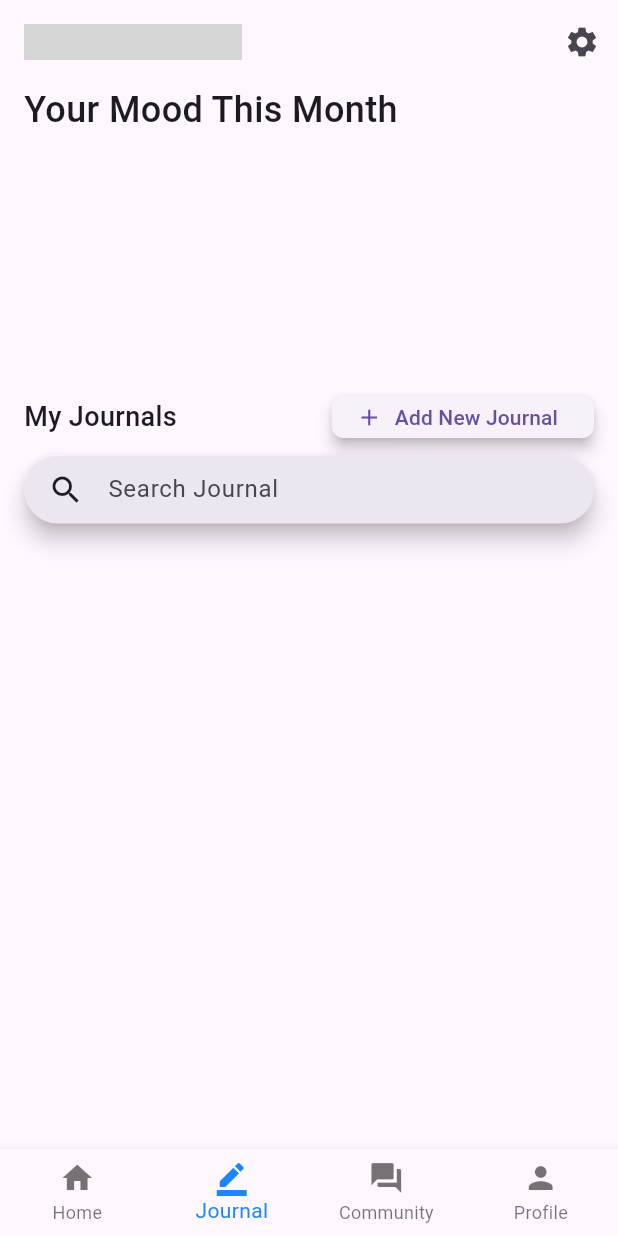
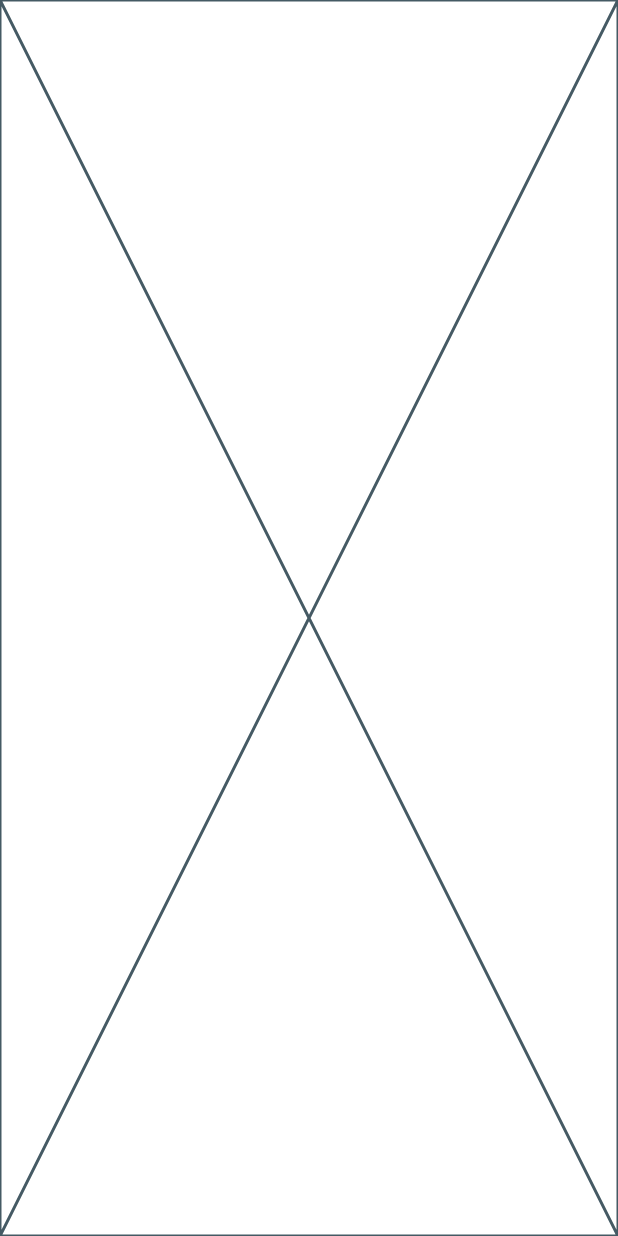
Before and after one commit to roastland/MomEase, a Flutter app: the screen it shows after launch, item 2 of the bottom bar chosen, after a tap on "Add New Journal", on a phone screen of 412 x 824 dp. Run offline on Flutter 3.47's test engine with Material 3 defaults, Android fonts, the phone set to English and light mode, and no system bars; our stand-ins replace bloc, dartz, equatable, flutter_bloc, fluttertoast, get_it and 2 more; accounts and stored records are empty; generated files the repository leaves out were written again; grey boxes are pictures that could not be loaded.

Commit message:
feat: journal page listview placeholder

```diff
--- a/momease/lib/injection_container.dart
+++ b/momease/lib/injection_container.dart
@@ -24,6 +24,11 @@ import 'package:momease/src/features/exercise/data/repositories/exercise_reposit
 import 'package:momease/src/features/exercise/domain/repositories/exercise_repository.dart';
 import 'package:momease/src/features/exercise/domain/usecases/get_exercise_list.dart';
 import 'package:momease/src/features/exercise/presentation/bloc/exercise_bloc.dart';
+import 'package:momease/src/features/journal/data/datasources/journal_local_data_source.dart';
+import 'package:momease/src/features/journal/data/repositories/journal_repository_impl.dart';
+import 'package:momease/src/features/journal/domain/repositories/journal_repository.dart';
+import 'package:momease/src/features/journal/domain/usecases/get_journal_entries.dart';
+import 'package:momease/src/features/journal/presentation/bloc/journal_bloc.dart';
 import 'package:momease/src/features/therapy/data/datasources/therapy_local_data_source.dart';
 import 'package:momease/src/features/therapy/data/repositories/therapy_repository_impl.dart';
 import 'package:momease/src/features/therapy/domain/repositories/therapy_repository.dart';
@@ -40,6 +45,7 @@ Future<void> init() async {
   sl.registerFactory(() => CommunityBloc(getCommunityList: sl()));
   sl.registerFactory(() => CommunityDetailsPostBloc(
       getCommunityPostList: sl(), createCommunityPost: sl()));
+  sl.registerFactory(() => JournalBloc(getJournalList: sl()));
 
   // Use cases
   sl.registerLazySingleton(() => GetTherapyList(sl()));
@@ -48,6 +54,7 @@ Future<void> init() async {
   sl.registerLazySingleton(() => GetCommunityList(sl()));
   sl.registerLazySingleton(() => GetCommunityPostList(sl()));
   sl.registerLazySingleton(() => CreateCommunityPost(sl()));
+  sl.registerLazySingleton(() => GetJournalEntries(sl()));
 
   // Repository
   sl.registerLazySingleton<TherapyRepository>(
@@ -60,6 +67,8 @@ Future<void> init() async {
       () => CommunityRepositoryImpl(localDataSource: sl()));
   sl.registerLazySingleton<CommunityPostRepository>(
       () => CommunityPostRepositoryImpl(localDataSource: sl()));
+  sl.registerLazySingleton<JournalRepository>(
+      () => JournalRepositoryImpl(localDataSource: sl()));
 
   // Data sources
   sl.registerLazySingleton<TherapyLocalDataSource>(
@@ -72,6 +81,8 @@ Future<void> init() async {
       () => CommunityLocalDataSourceImpl(database: sl()));
   sl.registerLazySingleton<CommunityPostLocalDataSource>(
       () => CommunityPostLocalDataSourceImpl(database: sl()));
+  sl.registerLazySingleton<JournalLocalDataSource>(
+      () => JournalLocalDataSourceImpl(database: sl()));
 
   // Core
   sl.registerFactory(() => CustomNavigationBarCubit());
--- a/momease/lib/src/features/community/presentation/widgets/popular_topics_grid_view.dart
+++ b/momease/lib/src/features/community/presentation/widgets/popular_topics_grid_view.dart
@@ -1,5 +1,6 @@
 import 'package:flutter/material.dart';
 
+import 'package:flutter_bloc/flutter_bloc.dart';
 import 'package:flutter_bloc/flutter_bloc.dart';
 import 'package:momease/src/features/community/presentation/bloc/community_bloc.dart';
 import 'package:momease/src/features/community/presentation/pages/community_detail_page.dart';
--- /dev/null
+++ b/momease/lib/src/features/journal/data/datasources/journal_local_data_source.dart
@@ -0,0 +1,27 @@
+import 'package:momease/src/core/database/database.dart';
+import 'package:momease/src/features/journal/data/models/journal_model.dart';
+
+abstract class JournalLocalDataSource {
+  Future<List<JournalModel>> getJournalList();
+  Future<void> cacheJournals(List<JournalModel> journalToCache);
+}
+
+class JournalLocalDataSourceImpl implements JournalLocalDataSource {
+  late final AppDatabase _database;
+
+  JournalLocalDataSourceImpl({required AppDatabase database}) {
+    _database = database;
+  }
+
+  @override
+  Future<List<JournalModel>> getJournalList() async {
+    return await _database.readAllJournal();
+  }
+
+  @override
+  Future<void> cacheJournals(List<JournalModel> journalToCache) async {
+    for (JournalModel journal in journalToCache) {
+      await _database.createJournal(journal);
+    }
+  }
+}
--- /dev/null
+++ b/momease/lib/src/features/journal/data/models/journal_model.dart
@@ -0,0 +1,28 @@
+import 'package:momease/src/features/journal/domain/entities/journal_entity.dart';
+
+class JournalModel extends JournalEntity {
+  const JournalModel({
+    required super.date,
+    required super.title,
+    required super.mood,
+    required super.journalText,
+  });
+
+  factory JournalModel.fromJson(Map<String, dynamic> json) {
+    return JournalModel(
+      date: DateTime.parse(json['date']),
+      title: json['title'],
+      mood: MoodType.values.byName(json['mood']),
+      journalText: json['journalText'],
+    );
+  }
+
+  Map<String, dynamic> toJson() {
+    return {
+      'date': date.toString(),
+      'title': title,
+      'mood': mood.name,
+      'journalText': journalText,
+    };
+  }
+}
--- /dev/null
+++ b/momease/lib/src/features/journal/data/repositories/journal_repository_impl.dart
@@ -0,0 +1,49 @@
+import 'package:dartz/dartz.dart';
+import 'package:momease/src/core/error/failures.dart';
+import 'package:momease/src/core/util/json_data_reader.dart';
+import 'package:momease/src/features/journal/data/datasources/journal_local_data_source.dart';
+import 'package:momease/src/features/journal/data/models/journal_model.dart';
+import 'package:momease/src/features/journal/domain/entities/journal_entity.dart';
+import 'package:momease/src/features/journal/domain/repositories/journal_repository.dart';
+
+class JournalRepositoryImpl implements JournalRepository {
+  final JournalLocalDataSource localDataSource;
+
+  JournalRepositoryImpl({required this.localDataSource});
+
+  @override
+  Future<Either<Failure, List<JournalEntity>>> getJournalEntries() async {
+    final Map<String, dynamic> jsonMap =
+        await parseJsonFromAssets('./assets/json_data/journal.json');
+    final data = jsonMap['data'];
+    final journalList = List.generate(data.length, (int index) => data[index])
+        .map((community) => JournalModel.fromJson(community))
+        .toList();
+    localDataSource.cacheJournals(journalList);
+
+    try {
+      final localJournal = await localDataSource.getJournalList();
+      return Right(localJournal);
+    } catch (e) {
+      rethrow;
+    }
+  }
+
+  @override
+  Future<void> createJournalEntry(String journalEntry) {
+    // TODO: implement createJournalEntry
+    throw UnimplementedError();
+  }
+
+  @override
+  Future<void> deleteJournalEntry(String journalEntryId) {
+    // TODO: implement deleteJournalEntry
+    throw UnimplementedError();
+  }
+
+  @override
+  Future<void> updateJournalEntry(String journalEntryId, String journalEntry) {
+    // TODO: implement updateJournalEntry
+    throw UnimplementedError();
+  }
+}
--- /dev/null
+++ b/momease/lib/src/features/journal/domain/usecases/get_journal_entries.dart
@@ -0,0 +1,16 @@
+import 'package:dartz/dartz.dart';
+import 'package:momease/src/core/error/failures.dart';
+import 'package:momease/src/core/usecases/usecase.dart';
+import 'package:momease/src/features/journal/domain/entities/journal_entity.dart';
+import 'package:momease/src/features/journal/domain/repositories/journal_repository.dart';
+
+class GetJournalEntries implements UseCase<List<JournalEntity>, NoParams> {
+  final JournalRepository repository;
+
+  GetJournalEntries(this.repository);
+
+  @override
+  Future<Either<Failure, List<JournalEntity>>> call(NoParams params) async {
+    return await repository.getJournalEntries();
+  }
+}
--- a/momease/lib/src/features/journal/presentation/bloc/journal_bloc.dart
+++ b/momease/lib/src/features/journal/presentation/bloc/journal_bloc.dart
@@ -1,13 +1,44 @@
 import 'package:bloc/bloc.dart';
+import 'package:equatable/equatable.dart';
 import 'package:meta/meta.dart';
+import 'package:momease/src/core/error/error_messages.dart';
+import 'package:momease/src/core/error/failures.dart';
+import 'package:momease/src/core/usecases/usecase.dart';
+import 'package:momease/src/features/journal/domain/entities/journal_entity.dart';
+import 'package:momease/src/features/journal/domain/usecases/get_journal_entries.dart';
 
 part 'journal_event.dart';
 part 'journal_state.dart';
 
 class JournalBloc extends Bloc<JournalEvent, JournalState> {
-  JournalBloc() : super(JournalInitial()) {
-    on<JournalEvent>((event, emit) {
-      // TODO: implement event handler
+  List<JournalEntity> journalList = [];
+  final GetJournalEntries getJournalList;
+
+  JournalBloc({required this.getJournalList}) : super(JournalInitial()) {
+    on<JournalEvent>((event, emit) async {
+      if (event is FetchJournalList) {
+        emit(JournalLoading());
+        final result = await getJournalList(NoParams());
+        result.fold(
+          (failure) {
+            var (statusCode, message) = _mapFailureToMessage(failure);
+            emit(FailureState(statusCode, message));
+          },
+          (journalList) {
+            this.journalList = journalList;
+            emit(JournalLoaded(journalList));
+          },
+        );
+      }
     });
   }
+
+  (int, String) _mapFailureToMessage(Failure failure) {
+    switch (failure.runtimeType) {
+      case const (CacheFailure):
+        return (CACHE_FAILURE_CODE, CACHE_FAILURE_MESSAGE);
+      default:
+        return (UNKNOWN_FAILURE_CODE, 'Unexpected error');
+    }
+  }
 }
--- /dev/null
+++ b/momease/lib/src/features/journal/presentation/pages/new_journal_page.dart
@@ -0,0 +1,15 @@
+import 'package:flutter/material.dart';
+
+class NewJournalPage extends StatefulWidget {
+  const NewJournalPage({super.key});
+
+  @override
+  State<NewJournalPage> createState() => _NewJournalPageState();
+}
+
+class _NewJournalPageState extends State<NewJournalPage> {
+  @override
+  Widget build(BuildContext context) {
+    return const Placeholder();
+  }
+}
--- a/momease/lib/src/features/journal/presentation/widgets/add_journal_button.dart
+++ b/momease/lib/src/features/journal/presentation/widgets/add_journal_button.dart
@@ -1,4 +1,5 @@
 import 'package:flutter/material.dart';
+import 'package:momease/src/features/journal/presentation/pages/new_journal_page.dart';
 
 class AddJournalButton extends StatefulWidget {
   const AddJournalButton({super.key});
@@ -11,7 +12,14 @@ class _AddJournalButtonState extends State<AddJournalButton> {
   @override
   Widget build(BuildContext context) {
     return ElevatedButton.icon(
-        onPressed: () {},
+        onPressed: () {
+          Navigator.push(
+            context,
+            MaterialPageRoute(
+              builder: (context) => NewJournalPage(),
+            ),
+          );
+        },
         icon: const Icon(Icons.add),
         label: const Text("Add New Journal"),
         style: ButtonStyle(
--- /dev/null
+++ b/momease/lib/src/features/journal/presentation/widgets/journal_list_view.dart
@@ -0,0 +1,44 @@
+import 'package:flutter/material.dart';
+
+import 'package:flutter_bloc/flutter_bloc.dart';
+import 'package:momease/src/features/journal/presentation/bloc/journal_bloc.dart';
+
+class JournalListView extends StatefulWidget {
+  const JournalListView({super.key});
+
+  @override
+  State<JournalListView> createState() => _JournalListViewState();
+}
+
+class _JournalListViewState extends State<JournalListView> {
+  @override
+  Widget build(BuildContext context) {
+    return BlocBuilder(
+      bloc: BlocProvider.of<JournalBloc>(context),
+      builder: (context, state) {
+        if (state is JournalInitial) {
+          BlocProvider.of<JournalBloc>(context).add(FetchJournalList());
+          return const Center(child: CircularProgressIndicator());
+        } else if (state is JournalLoading) {
+          return const Center(child: CircularProgressIndicator());
+        } else if (state is JournalLoaded) {
+          return ListView.builder(
+              shrinkWrap: true,
+              physics: const NeverScrollableScrollPhysics(),
+              itemCount: state.journalList.length,
+              itemBuilder: (context, index) {
+                return ListTile(
+                  title: Text(state.journalList[index].title),
+                  subtitle: Text(state.journalList[index].journalText),
+                );
+              });
+        } else if (state is FailureState) {
+          return Center(
+            child: Text(state.message),
+          );
+        }
+        return Container();
+      },
+    );
+  }
+}
--- a/momease/lib/src/screens/landing.dart
+++ b/momease/lib/src/screens/landing.dart
@@ -10,6 +10,7 @@ import 'package:momease/src/features/articles/presentation/bloc/articles_bloc.da
 import 'package:momease/src/features/community/presentation/bloc/community_bloc.dart';
 import 'package:momease/src/features/community/presentation/bloc/community_details_post_bloc.dart';
 import 'package:momease/src/features/exercise/presentation/bloc/exercise_bloc.dart';
+import 'package:momease/src/features/journal/presentation/bloc/journal_bloc.dart';
 import 'package:momease/src/features/therapy/presentation/bloc/therapy_bloc.dart';
 import 'package:momease/src/screens/pages/community_page.dart';
 import 'package:momease/src/screens/pages/home_page.dart';
@@ -37,7 +38,8 @@ class Landing extends StatelessWidget {
         BlocProvider<ArticlesBloc>(create: (context) => sl<ArticlesBloc>()),
         BlocProvider<CommunityBloc>(create: (context) => sl<CommunityBloc>()),
         BlocProvider<CommunityDetailsPostBloc>(
-            create: (context) => sl<CommunityDetailsPostBloc>())
+            create: (context) => sl<CommunityDetailsPostBloc>()),
+        BlocProvider<JournalBloc>(create: (context) => sl<JournalBloc>()),
       ],
       child: BlocConsumer<CustomNavigationBarCubit, CustomNavigationBarState>(
         listener: (context, state) {
--- a/momease/lib/src/screens/pages/journal_page.dart
+++ b/momease/lib/src/screens/pages/journal_page.dart
@@ -1,9 +1,10 @@
 import 'package:flutter/material.dart';
 
 import 'package:momease/src/features/journal/presentation/widgets/add_journal_button.dart';
+import 'package:momease/src/features/journal/presentation/widgets/journal_list_view.dart';
 import 'package:momease/src/features/journal/presentation/widgets/journal_search_bar.dart';
 // import 'package:momease/src/features/journal/presentation/widgets/mood_difference_card.dart';
-import 'package:momease/src/features/journal/presentation/widgets/mood_tracking_card.dart';
+// import 'package:momease/src/features/journal/presentation/widgets/mood_tracking_card.dart';
 
 class JournalPage extends StatelessWidget {
   const JournalPage({super.key});
@@ -16,24 +17,24 @@ class JournalPage extends StatelessWidget {
           mainAxisSize: MainAxisSize.min,
           mainAxisAlignment: MainAxisAlignment.start,
           children: [
-            Padding(
-              padding: EdgeInsets.symmetric(horizontal: 16),
-              child: Align(
-                alignment: Alignment.centerLeft,
-                child: Text(
-                  "Your Mood This Month",
-                  // selectionColor: primaryTextColor,
-                  textAlign: TextAlign.start,
-                  style: TextStyle(
-                      // color: primaryTextColor,
-                      fontSize: 24,
-                      fontWeight: FontWeight.w500),
-                ),
-              ),
-            ),
-            Padding(
-                padding: EdgeInsets.symmetric(vertical: 8, horizontal: 16),
-                child: MoodTrackingCard()),
+            // Padding(
+            //   padding: EdgeInsets.symmetric(horizontal: 16),
+            //   child: Align(
+            //     alignment: Alignment.centerLeft,
+            //     child: Text(
+            //       "Your Mood This Month",
+            //       // selectionColor: primaryTextColor,
+            //       textAlign: TextAlign.start,
+            //       style: TextStyle(
+            //           // color: primaryTextColor,
+            //           fontSize: 24,
+            //           fontWeight: FontWeight.w500),
+            //     ),
+            //   ),
+            // ),
+            // Padding(
+            //     padding: EdgeInsets.symmetric(vertical: 8, horizontal: 16),
+            //     child: MoodTrackingCard()),
             // Padding(
             //   padding: EdgeInsets.symmetric(horizontal: 16),
             //   child: Align(
@@ -75,6 +76,7 @@ class JournalPage extends StatelessWidget {
               padding: EdgeInsets.symmetric(vertical: 4, horizontal: 16),
               child: SizedBox(height: 45, child: JournalSearchBar()),
             ),
+            JournalListView(),
           ],
         ),
       ),
```
Also changed, not shown: momease/lib/src/core/database/database.dart (+48 -0 lines), momease/lib/src/features/journal/domain/entities/journal_entity.dart (added, +21 -0 lines), momease/lib/src/features/journal/domain/repositories/journal_repository.dart (added, +10 -0 lines), momease/lib/src/features/journal/presentation/bloc/journal_event.dart (+8 -1 lines), momease/lib/src/features/journal/presentation/bloc/journal_state.dart (+28 -2 lines).
